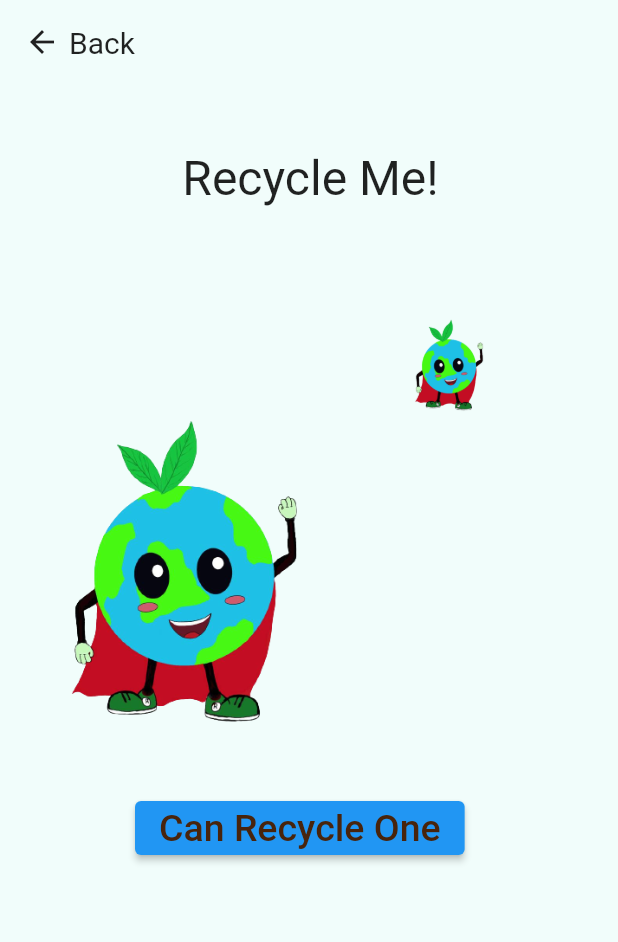
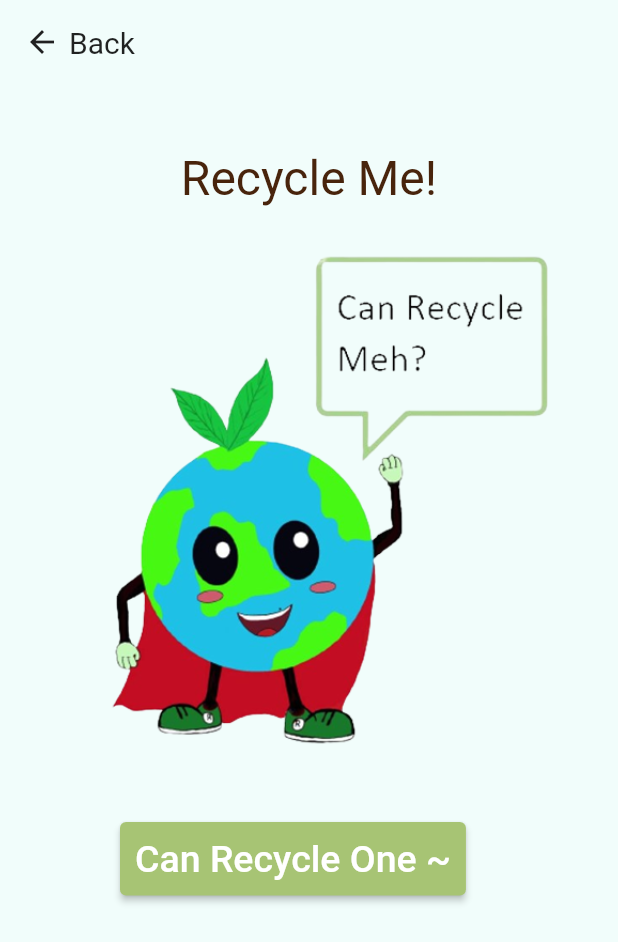
Before and after one commit to 20014013-LamHengYee/r3grow, a Flutter app: the ScanObjectWidget screen opened directly, on a phone screen of 412 x 824 dp. Shown: the top 942 px of the screen. Run offline on Flutter 3.47's test engine with Material 2 defaults, Android fonts, the phone set to English and light mode, and no system bars; our stand-ins replace animated_splash_screen, cloud_firestore, firebase_auth, firebase_core, firebase_storage, fluttertoast and 2 more; missing offline and left inert: barcode_scan2, dialogflow_flutter, mobile_scanner, qr_code_scanner; accounts and stored records are empty; Roboto replaces fonts that are missing (Poppins); project files that could hold a hidden picture were left out.

Commit message:
ident page

```diff
--- a/lib/ObjectIdentification/scanObjectMain.dart
+++ b/lib/ObjectIdentification/scanObjectMain.dart
@@ -60,59 +60,26 @@ class _ScanObjectWidgetState extends State<ScanObjectWidget> {
             mainAxisSize: MainAxisSize.max,
             children: [
               Padding(
-                padding: EdgeInsetsDirectional.fromSTEB(2, 0, 0, 0),
+                padding: EdgeInsetsDirectional.fromSTEB(0, 0, 0, 20),
                 child: Text(
                   'Recycle Me!',
                   style: TextStyle(
-                    fontFamily: 'Poppins',
-                    fontSize: 32,
-                  ),
+                      fontFamily: 'Poppins',
+                      fontSize: 32,
+                      color: Color(0xFF48240C)),
                 ),
               ),
               Padding(
                 padding: EdgeInsetsDirectional.fromSTEB(0, 0, 0, 0),
-                child: Row(
-                  mainAxisSize: MainAxisSize.max,
-                  children: [
-                    Padding(
-                      padding: EdgeInsetsDirectional.fromSTEB(0, 100, 0, 0),
-                      child: Image.asset(
-                        "assets/images/heroImg.png",
-                        width: 250,
-                        height: 250,
-                        fit: BoxFit.cover,
-                      ),
-                    ),
-                    Row(
-                      mainAxisSize: MainAxisSize.max,
-                      children: [
-                        Column(
-                          mainAxisSize: MainAxisSize.max,
-                          children: [
-                            Padding(
-                              padding:
-                                  EdgeInsetsDirectional.fromSTEB(0, 0, 0, 150),
-                              child: Container(
-                                width: 100,
-                                height: 100,
-                                clipBehavior: Clip.antiAlias,
-                                decoration: BoxDecoration(
-                                  shape: BoxShape.circle,
-                                ),
-                                child: Image.asset(
-                                  "assets/images/heroImg.png",
-                                ),
-                              ),
-                            ),
-                          ],
-                        ),
-                      ],
-                    ),
-                  ],
+                child: Image.asset(
+                  "assets/images/scanObject.png",
+                  width: 350,
+                  height: 350,
+                  fit: BoxFit.cover,
                 ),
               ),
               Padding(
-                padding: EdgeInsetsDirectional.fromSTEB(90, 40, 0, 0),
+                padding: EdgeInsetsDirectional.fromSTEB(80, 40, 0, 0),
                 child: Row(
                   mainAxisSize: MainAxisSize.max,
                   children: [
@@ -121,11 +88,16 @@ class _ScanObjectWidgetState extends State<ScanObjectWidget> {
                         // print('Button pressed ...');
                       },
                       child: Text(
-                        'Can Recycle One',
+                        'Can Recycle One ~',
                         style: TextStyle(
                             fontFamily: 'Poppins',
                             fontSize: 25,
-                            color: Color(0xFF48240C)),
+                            color: Colors.white),
+                      ),
+                      style: ElevatedButton.styleFrom(
+                        padding:
+                            EdgeInsets.symmetric(horizontal: 10, vertical: 10),
+                        primary: Color(0xFFA7C474),
                       ),
                     ),
                   ],
--- a/pubspec.yaml
+++ b/pubspec.yaml
@@ -119,6 +119,7 @@ flutter:
   - assets/images/calender.png
   #tf model
   - assets/
+  - assets/images/scanObject.png
 
 
   # An image asset can refer to one or more resolution-specific "variants", see
```
Also changed, not shown: assets/images/scanObject.png (added), assets/images/speechBubble.png (added).
